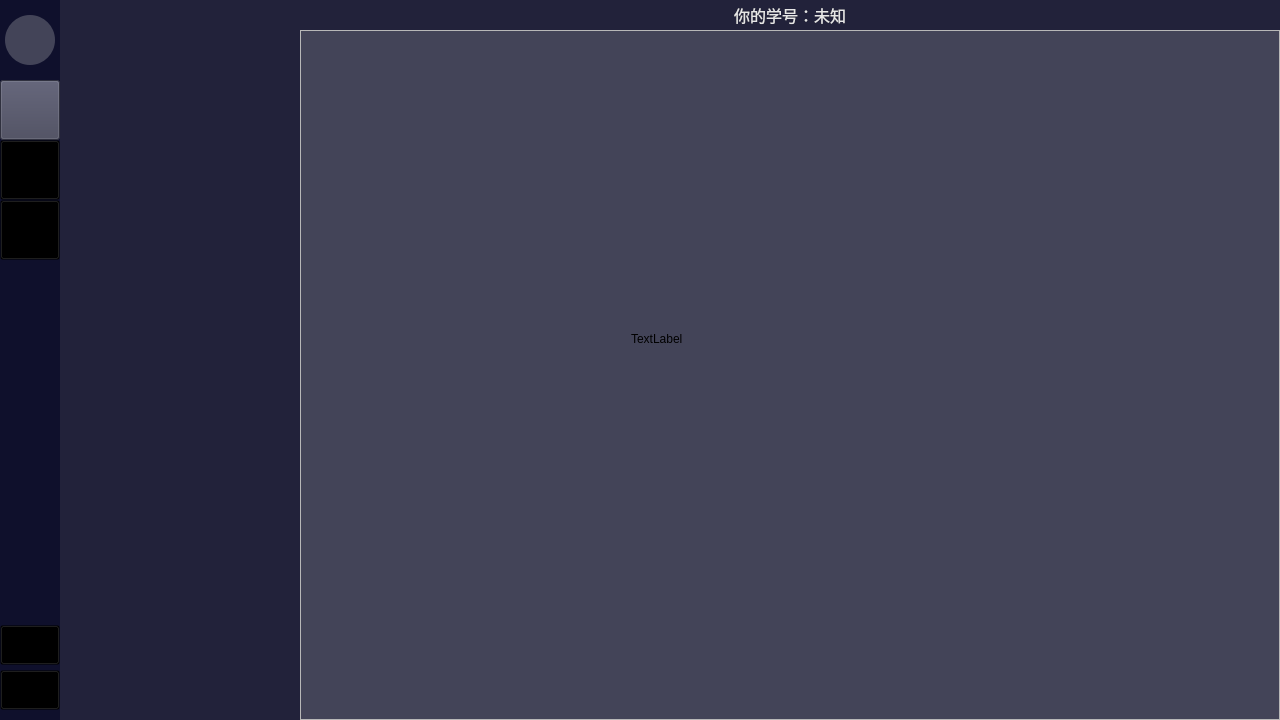
Before: the Qt Designer form ui/main.ui in feroooooo/LibClient, drawn with Qt 5.
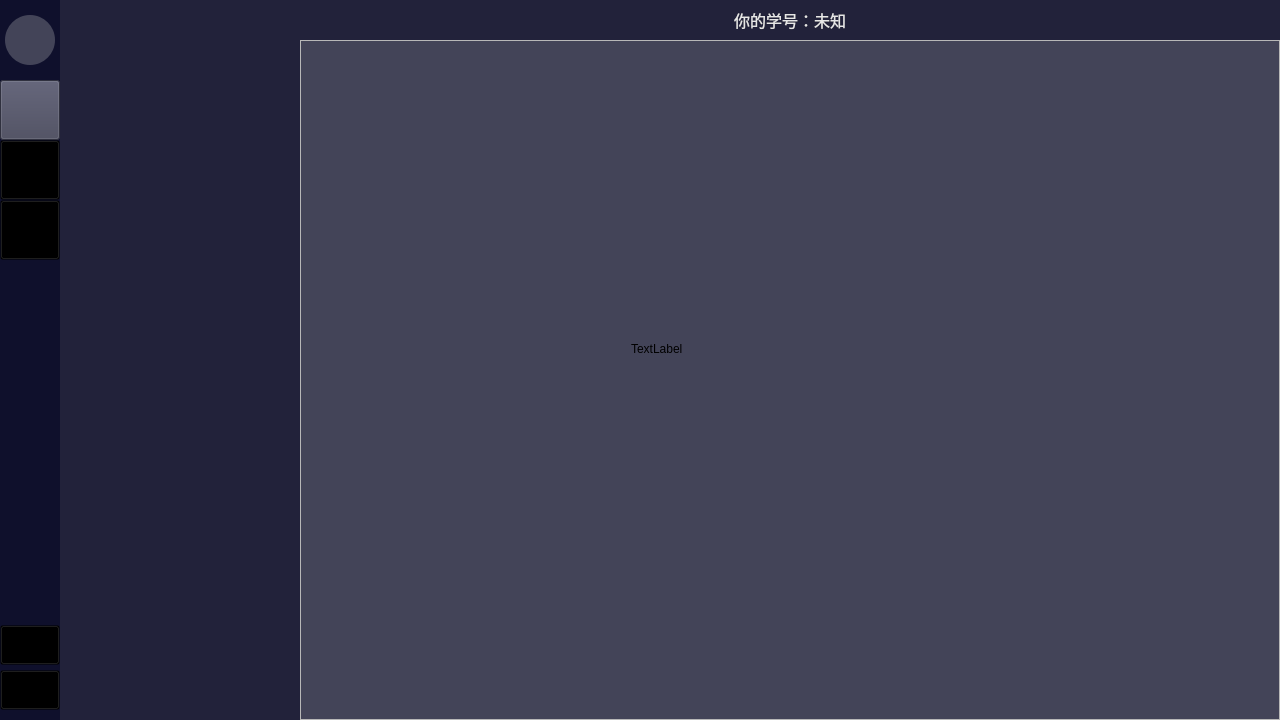
After: the same form once the commit is applied. Icons and pictures are not drawn.

```diff
--- a/ui/main.ui
+++ b/ui/main.ui
@@ -530,13 +530,13 @@
             <property name="minimumSize">
              <size>
               <width>0</width>
-              <height>30</height>
+              <height>40</height>
              </size>
             </property>
             <property name="maximumSize">
              <size>
               <width>16777215</width>
-              <height>30</height>
+              <height>40</height>
              </size>
             </property>
             <property name="text">
```
